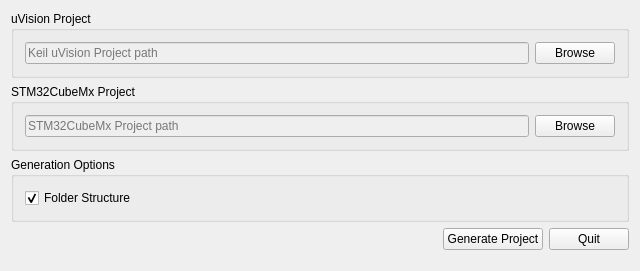
Above: Source/NFWizard2.ui from lreyesm/NEOWizard before the change. Below: the same form after it.
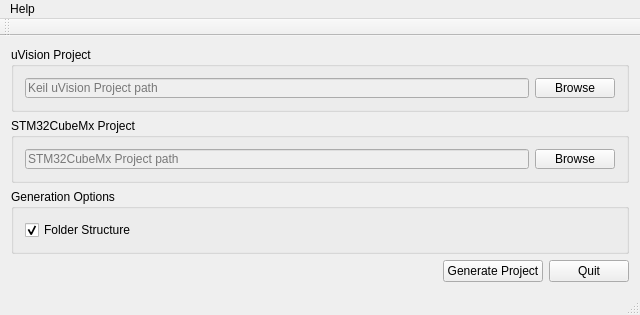
That is the form after the change. Icons and pictures are not drawn.

Commit message: added help window

The edit to the form file:
```diff
--- a/Source/NFWizard2.ui
+++ b/Source/NFWizard2.ui
@@ -1,16 +1,13 @@
 <?xml version="1.0" encoding="UTF-8"?>
 <ui version="4.0">
  <class>NFWizard2</class>
- <widget class="QWidget" name="NFWizard2">
-  <property name="windowModality">
-   <enum>Qt::NonModal</enum>
-  </property>
+ <widget class="QMainWindow" name="NFWizard2">
   <property name="geometry">
    <rect>
     <x>0</x>
     <y>0</y>
     <width>640</width>
-    <height>271</height>
+    <height>315</height>
    </rect>
   </property>
   <property name="sizePolicy">
@@ -22,7 +19,13 @@
   <property name="minimumSize">
    <size>
     <width>640</width>
-    <height>0</height>
+    <height>315</height>
+   </size>
+  </property>
+  <property name="maximumSize">
+   <size>
+    <width>1024</width>
+    <height>315</height>
    </size>
   </property>
   <property name="windowTitle">
@@ -32,6 +35,7 @@
    <iconset>
     <normaloff>:/Assets/icon.ico</normaloff>:/Assets/icon.ico</iconset>
   </property>
+  <widget class="QWidget" name="centralWidget">
   <layout class="QVBoxLayout" name="verticalLayout">
    <property name="sizeConstraint">
     <enum>QLayout::SetDefaultConstraint</enum>
@@ -174,6 +178,56 @@
    </item>
   </layout>
  </widget>
+  <widget class="QMenuBar" name="menuBar">
+   <property name="geometry">
+    <rect>
+     <x>0</x>
+     <y>0</y>
+     <width>640</width>
+     <height>20</height>
+    </rect>
+   </property>
+   <widget class="QMenu" name="menuHelp">
+    <property name="title">
+     <string>Help</string>
+    </property>
+    <addaction name="actionUVision_Configuration"/>
+    <addaction name="actionSTM32CubeMx_Configuration"/>
+    <addaction name="actionAbout"/>
+    <addaction name="actionAbout_Qt"/>
+   </widget>
+   <addaction name="menuHelp"/>
+  </widget>
+  <widget class="QToolBar" name="mainToolBar">
+   <attribute name="toolBarArea">
+    <enum>TopToolBarArea</enum>
+   </attribute>
+   <attribute name="toolBarBreak">
+    <bool>false</bool>
+   </attribute>
+  </widget>
+  <widget class="QStatusBar" name="statusBar"/>
+  <action name="actionUVision_Configuration">
+   <property name="text">
+    <string>uVision Configuration</string>
+   </property>
+  </action>
+  <action name="actionSTM32CubeMx_Configuration">
+   <property name="text">
+    <string>STM32CubeMx Configuration</string>
+   </property>
+  </action>
+  <action name="actionAbout">
+   <property name="text">
+    <string>About NFWizard 2</string>
+   </property>
+  </action>
+  <action name="actionAbout_Qt">
+   <property name="text">
+    <string>About Qt</string>
+   </property>
+  </action>
+ </widget>
  <layoutdefault spacing="6" margin="11"/>
  <resources/>
  <connections>
```
Left out of the diff: 6 changed lines with no effect on the pictures. Lines whose indentation alone changed are shown as unchanged. The commit also changes 6 other files.
